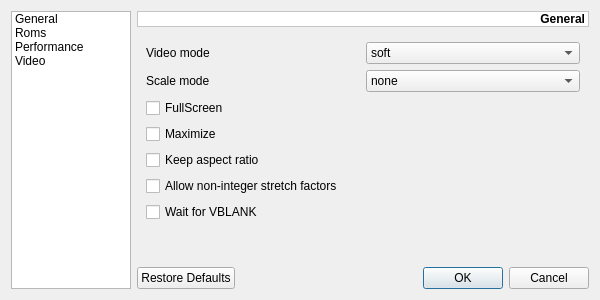
Old version of the form branches/src/UISettings.ui in the repository pasnox/xmessgui.
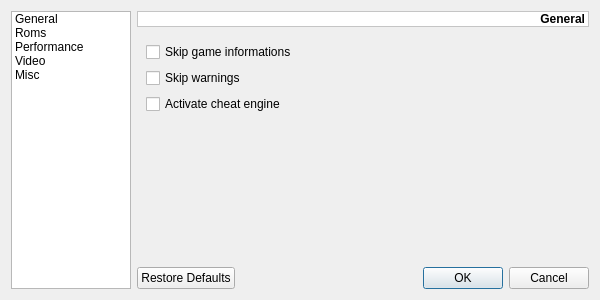
New version of the form. Icons and pictures are not drawn.

Commit message: New handled settings. Best managmeent of roms now type ( cart cdrom etc ) is handled by machine infos allowing to determine the the type to use according to your rom

```diff
--- a/branches/src/UISettings.ui
+++ b/branches/src/UISettings.ui
@@ -68,6 +68,11 @@
        <string>Video</string>
       </property>
      </item>
+     <item>
+      <property name="text">
+       <string>Misc</string>
+      </property>
+     </item>
     </widget>
    </item>
    <item row="0" column="1">
@@ -168,7 +173,7 @@
       </sizepolicy>
      </property>
      <property name="currentIndex">
-      <number>3</number>
+      <number>4</number>
      </property>
      <widget class="QWidget" name="wGeneral">
       <layout class="QVBoxLayout" name="verticalLayout">
@@ -507,6 +512,44 @@
        </item>
       </layout>
      </widget>
+     <widget class="QWidget" name="page">
+      <layout class="QVBoxLayout" name="verticalLayout_5">
+       <item>
+        <widget class="QCheckBox" name="cbSkipGameInformations">
+         <property name="text">
+          <string>Skip game informations</string>
+         </property>
+        </widget>
+       </item>
+       <item>
+        <widget class="QCheckBox" name="cbSkipWarnings">
+         <property name="text">
+          <string>Skip warnings</string>
+         </property>
+        </widget>
+       </item>
+       <item>
+        <widget class="QCheckBox" name="cbCheat">
+         <property name="text">
+          <string>Activate cheat engine</string>
+         </property>
+        </widget>
+       </item>
+       <item>
+        <spacer name="verticalSpacer_5">
+         <property name="orientation">
+          <enum>Qt::Vertical</enum>
+         </property>
+         <property name="sizeHint" stdset="0">
+          <size>
+           <width>20</width>
+           <height>146</height>
+          </size>
+         </property>
+        </spacer>
+       </item>
+      </layout>
+     </widget>
     </widget>
    </item>
    <item row="2" column="1">
```
The commit also changes 10 other files.
